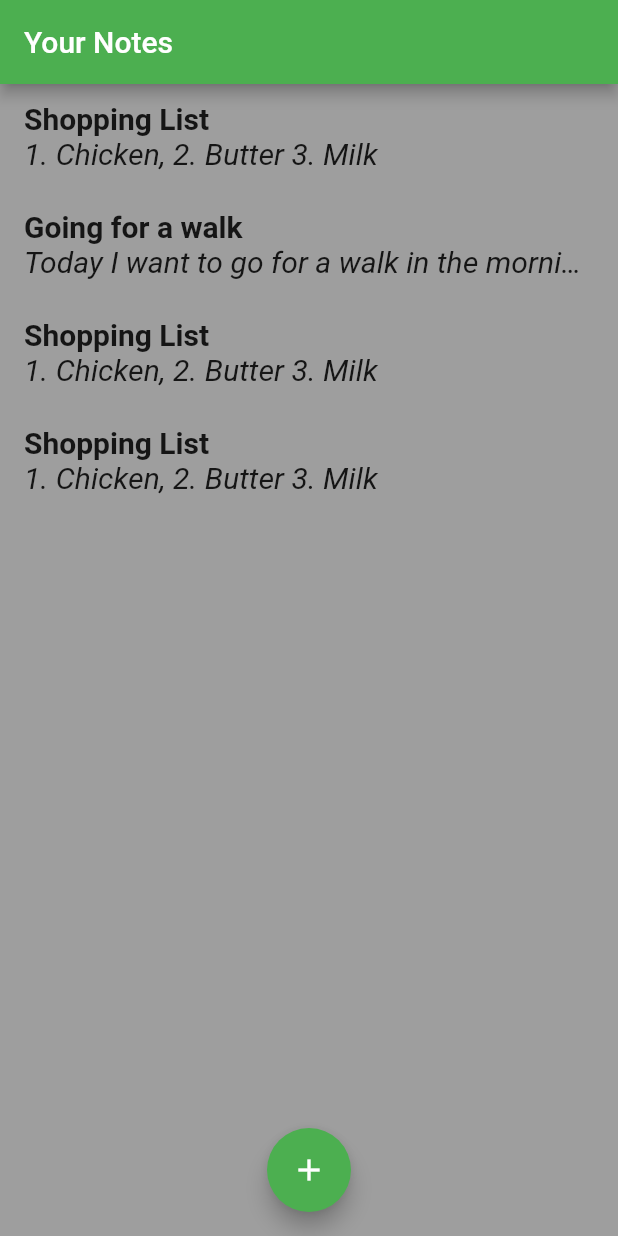
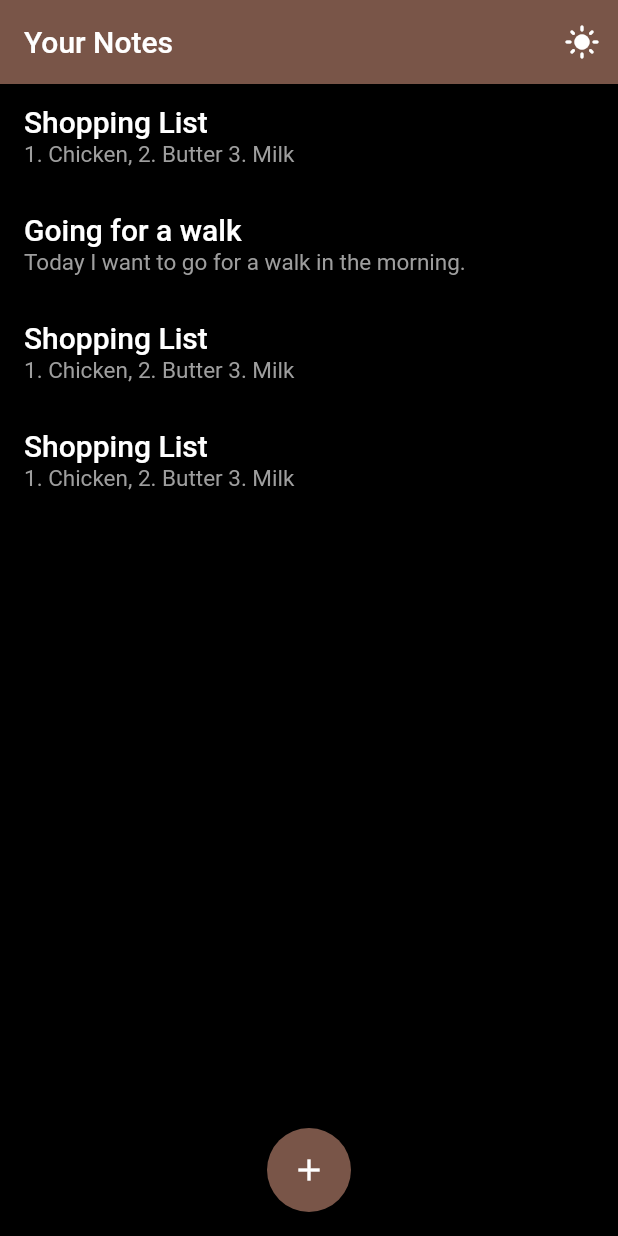
Before and after one commit to TarekFaysal/flutter_project_3, a Flutter app: the screen it shows after launch, on a phone screen of 412 x 824 dp. Run offline on Flutter 3.47's test engine with Material 2 defaults, Android fonts, the phone set to English and light mode, and no system bars.

Commit message:
note app final version

```diff
--- a/lib/main.dart
+++ b/lib/main.dart
@@ -2,48 +2,36 @@ import 'package:flutter/material.dart';
 import 'package:flutter_project_3/screens/create_note/create_note_screen.dart';
 import 'package:flutter_project_3/screens/note_details/note_details_screen.dart';
 import 'package:flutter_project_3/screens/notes/notes_screen.dart';
+import 'package:flutter_project_3/theme/custom_theme.dart';
 
 void main() {
   runApp(MyApp());
 }
 
-class MyApp extends StatelessWidget {
+class MyApp extends StatefulWidget {
   // This widget is the root of your application.
+  @override
+  State<MyApp> createState() => _MyAppState();
+}
+
+class _MyAppState extends State<MyApp> {
+  @override
+  void initState() {
+    // TODO: implement initState
+    super.initState();
+    currentTheme.addListener(() {
+      setState(() {});
+    });
+  }
+
   @override
   Widget build(BuildContext context) {
     return MaterialApp(
       title: 'Flutter Demo',
       debugShowCheckedModeBanner: false,
-      theme: ThemeData(
-        scaffoldBackgroundColor: Colors.grey,
-        textTheme: TextTheme(
-            bodyText1: TextStyle(
-              fontSize: 20,
-              fontWeight: FontWeight.bold,
-            ),
-            bodyText2: TextStyle(fontSize: 20, fontStyle: FontStyle.italic)),
-
-        elevatedButtonTheme: ElevatedButtonThemeData(
-            style: ButtonStyle(
-                elevation: MaterialStateProperty.all(20),
-                padding: MaterialStateProperty.all(EdgeInsets.all(20)),
-                backgroundColor: MaterialStateProperty.all(Colors.black))),
-        //textTheme: Text,
-        // This is the theme of your application.
-        //
-        // Try running your application with "flutter run". You'll see the
-        // application has a blue toolbar. Then, without quitting the app, try
-        // changing the primarySwatch below to Colors.green and then invoke
-        // "hot reload" (press "r" in the console where you ran "flutter run",
-        // or simply save your changes to "hot reload" in a Flutter IDE).
-        // Notice that the counter didn't reset back to zero; the application
-        // is not restarted.
-        primarySwatch: Colors.green,
-        // This makes the visual density adapt to the platform that you run
-        // the app on. For desktop platforms, the controls will be smaller and
-        // closer together (more dense) than on mobile platforms.
-        visualDensity: VisualDensity.adaptivePlatformDensity,
-      ),
+      theme: CustomTheme.lightTheme(),
+      darkTheme: CustomTheme.darkTheme(),
+      themeMode: CustomTheme.currentTheme(),
       home: NotesScreen(),
       routes: {
         NoteDetailsScreen.routeName: (ctx) => NoteDetailsScreen(),
--- a/lib/screens/notes/notes_screen.dart
+++ b/lib/screens/notes/notes_screen.dart
@@ -2,6 +2,7 @@ import 'package:flutter/material.dart';
 import 'package:flutter_project_3/model/note.dart';
 import 'package:flutter_project_3/screens/create_note/create_note_screen.dart';
 import 'package:flutter_project_3/screens/note_details/note_details_screen.dart';
+import 'package:flutter_project_3/theme/custom_theme.dart';
 
 class NotesScreen extends StatelessWidget {
   static const routeName = "/notes";
@@ -12,6 +13,15 @@ class NotesScreen extends StatelessWidget {
     return Scaffold(
       appBar: AppBar(
         title: Text("Your Notes"),
+        actions: [
+          IconButton(
+              onPressed: () {
+                currentTheme.toggleTheme();
+              },
+              icon: CustomTheme.currentTheme() == ThemeMode.dark
+                  ? Icon(Icons.light_mode)
+                  : Icon(Icons.dark_mode))
+        ],
       ),
       body: ListView.builder(
         itemBuilder: (context, index) {
--- /dev/null
+++ b/lib/theme/custom_theme.dart
@@ -0,0 +1,51 @@
+import 'package:flutter/material.dart';
+
+CustomTheme currentTheme = CustomTheme();
+
+class CustomTheme with ChangeNotifier {
+  static bool _isDarkTheme = true;
+  static ThemeMode currentTheme() {
+    if (_isDarkTheme == true) {
+      return ThemeMode.dark;
+    } else {
+      return ThemeMode.light;
+    }
+  }
+
+  void toggleTheme() {
+    _isDarkTheme = !_isDarkTheme;
+    notifyListeners();
+  }
+
+  static ThemeData lightTheme() {
+    return ThemeData(
+      scaffoldBackgroundColor: Colors.white,
+      elevatedButtonTheme: ElevatedButtonThemeData(
+          style: ButtonStyle(
+        shape: MaterialStateProperty.all(
+            RoundedRectangleBorder(borderRadius: BorderRadius.circular(20))),
+      )),
+      textTheme: TextTheme(
+          bodyText1: TextStyle(fontSize: 20, color: Colors.black),
+          bodyText2: TextStyle(fontSize: 15, color: Colors.grey)),
+      primarySwatch: Colors.brown,
+      visualDensity: VisualDensity.adaptivePlatformDensity,
+    );
+  }
+
+  static ThemeData darkTheme() {
+    return ThemeData(
+      scaffoldBackgroundColor: Colors.black,
+      elevatedButtonTheme: ElevatedButtonThemeData(
+          style: ButtonStyle(
+        shape: MaterialStateProperty.all(
+            RoundedRectangleBorder(borderRadius: BorderRadius.circular(20))),
+      )),
+      textTheme: TextTheme(
+          bodyText1: TextStyle(fontSize: 20, color: Colors.white),
+          bodyText2: TextStyle(fontSize: 15, color: Colors.grey)),
+      primarySwatch: Colors.brown,
+      visualDensity: VisualDensity.adaptivePlatformDensity,
+    );
+  }
+}
```
Also changed, not shown: lib/screens/create_note/create_note_screen.dart (+10 -4 lines), lib/screens/note_details/note_details_screen.dart (+18 -11 lines).
